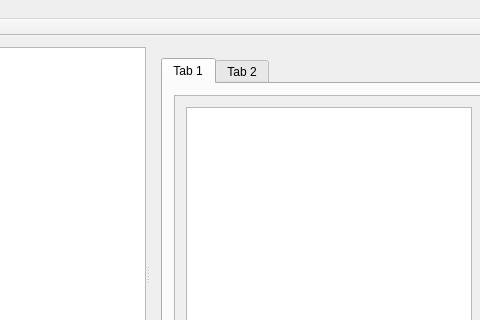
Old version of the form mainwindow.ui in the repository christophL/shyRC; both pictures show x 145 to 625 and y 0 to 320 of the 948 by 533 pixel window.
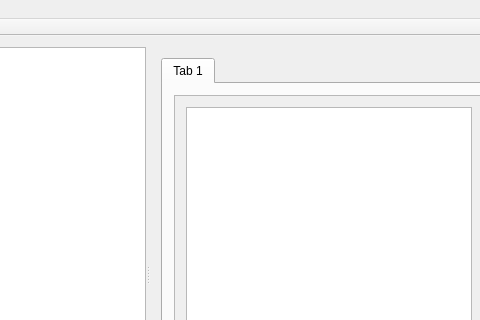
New version of the form.

```diff
--- a/mainwindow.ui
+++ b/mainwindow.ui
@@ -95,11 +95,6 @@
             </item>
            </layout>
           </widget>
-          <widget class="QWidget" name="tab_2">
-           <attribute name="title">
-            <string>Tab 2</string>
-           </attribute>
-          </widget>
          </widget>
         </item>
         <item>
```
Left out of the diff: 2 changed lines with no effect on the pictures.
